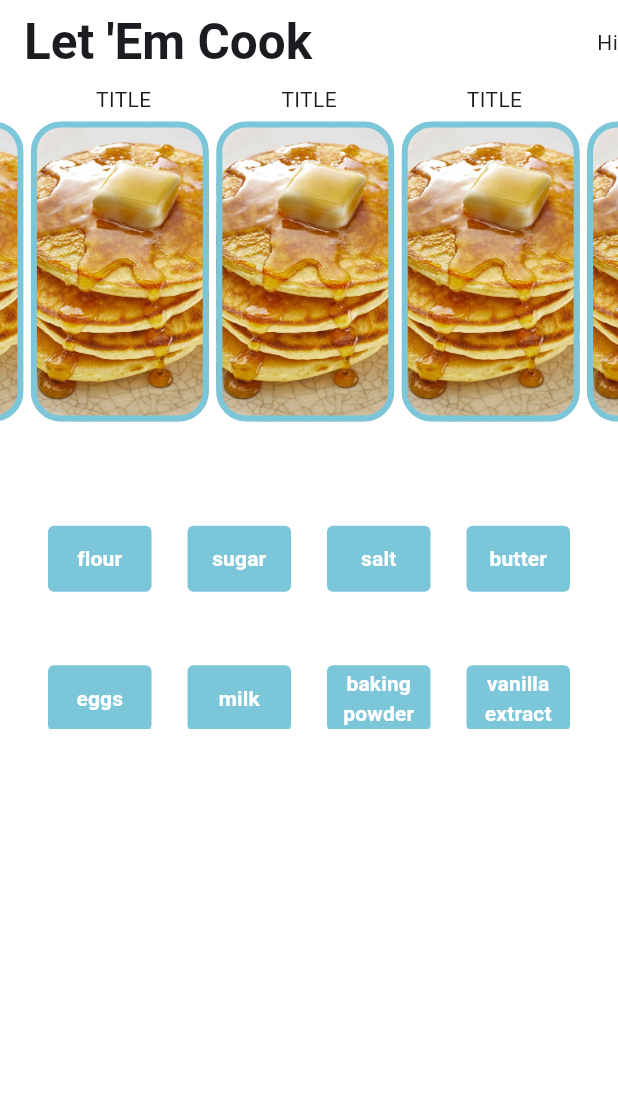
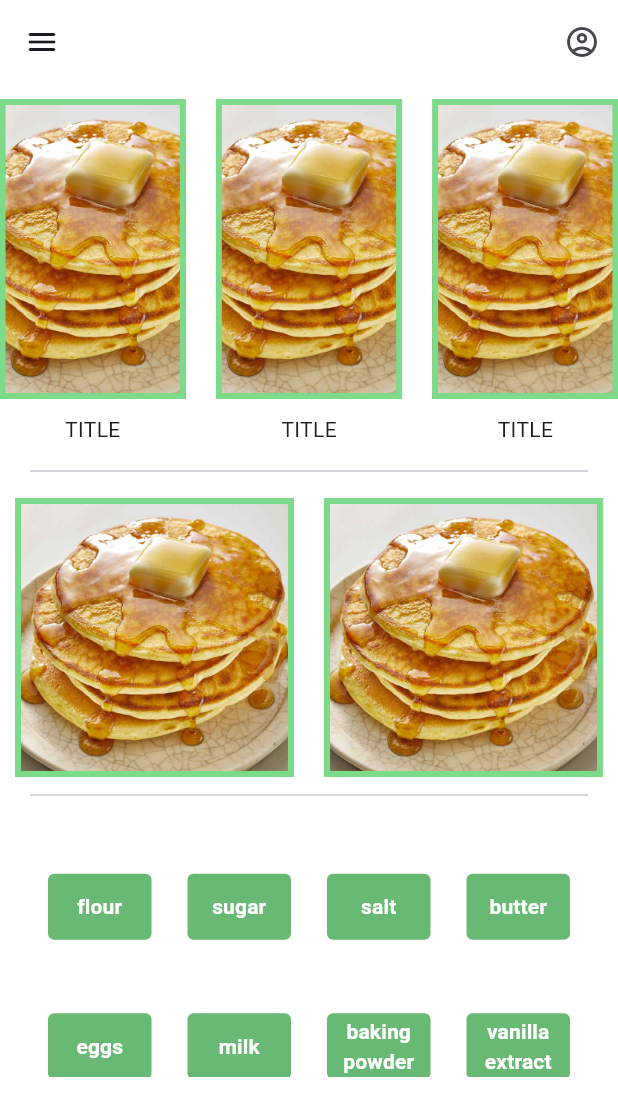
Before and after one commit to abrichards10/LetEmCook, a Flutter app: the screen it shows after launch, on a phone screen of 412 x 824 dp. Shown: the top 1116 px of the screen. Run offline on Flutter 3.47's test engine with Material 3 defaults, Android fonts, the phone set to English and light mode, and no system bars; drawn by our look-alikes of carousel_slider; our stand-ins replace google_fonts, multi_select_flutter.

Commit message:
added more layout

```diff
--- a/lib/home.dart
+++ b/lib/home.dart
@@ -92,40 +92,64 @@ class _MyHomePageState extends State<MyHomePage> {
     return Scaffold(
       backgroundColor: Color.fromARGB(255, 255, 255, 255),
       appBar: AppBar(
-        actions: [Text("Hi")],
+        actions: [
+          IconButton(
+            icon: Icon(
+              Icons.account_circle_outlined,
+            ),
+            onPressed: () {},
+          )
+        ],
+        leading: IconButton(
+          icon: Icon(
+            Icons.menu_rounded,
+          ),
+          onPressed: () {},
+        ),
         backgroundColor: Color.fromARGB(255, 255, 255, 255),
-        title: Text(
-          "Let 'Em Cook",
-          style: TextStyle(
-            fontFamily: GoogleFonts.adventPro().fontFamily,
-            fontWeight: FontWeight.bold,
-            fontSize: width * .08,
-          ),
-        ),
+        // title: Text(
+        //   "Let 'Em Cook",
+        //   style: TextStyle(
+        //     fontFamily: GoogleFonts.adventPro().fontFamily,
+        //     fontWeight: FontWeight.bold,
+        //     fontSize: width * .08,
+        //   ),
+        // ),
       ),
       body: SingleChildScrollView(
         child: Column(
-          children: [_savedRecipesList(), _ingredientsList()],
+          children: [
+            _savedRecipesList(),
+            Divider(
+              indent: 20,
+              endIndent: 20,
+            ),
+            _searchedRecipesResults(),
+            Divider(
+              indent: 20,
+              endIndent: 20,
+            ),
+            _ingredientsList(),
+          ],
         ),
       ),
     );
   }
 
-  _savedRecipesList() {
+  CarouselSlider _savedRecipesList() {
     return CarouselSlider(
       options: CarouselOptions(
         height: 250.0,
         aspectRatio: 16 / 9,
-        viewportFraction: 0.3,
+        viewportFraction: 0.35,
       ),
       items: savedRecipes.map((i) {
         return Builder(
           builder: (BuildContext context) {
             return Column(
               children: [
-                Text("TITLE"),
                 Container(
-                  margin: EdgeInsets.fromLTRB(0, 5, 5, 5),
+                  margin: EdgeInsets.all(10),
                   width: 200.0,
                   height: 200.0,
                   decoration: BoxDecoration(
@@ -133,13 +157,14 @@ class _MyHomePageState extends State<MyHomePage> {
                       image: AssetImage('assets/image1.jpg'),
                       fit: BoxFit.cover,
                     ),
-                    borderRadius: BorderRadius.all(Radius.circular(20.0)),
+                    // borderRadius: BorderRadius.all(Radius.circular(20.0)),
                     border: Border.all(
-                      color: Color.fromARGB(255, 124, 198, 218),
+                      color: Color.fromARGB(255, 124, 218, 137),
                       width: 4.0,
                     ),
                   ),
                 ),
+                Text("TITLE"),
               ],
             );
           },
@@ -148,7 +173,37 @@ class _MyHomePageState extends State<MyHomePage> {
     );
   }
 
-  _ingredientsList() {
+  _searchedRecipesResults() {
+    return SizedBox(
+      height: 200,
+      child: GridView.builder(
+          itemCount: 100,
+          gridDelegate: SliverGridDelegateWithFixedCrossAxisCount(
+            crossAxisCount: 2,
+            childAspectRatio: 1,
+          ),
+          itemBuilder: (BuildContext context, int index) {
+            return Container(
+              margin: EdgeInsets.all(10),
+              width: 200.0,
+              height: 200.0,
+              decoration: BoxDecoration(
+                image: DecorationImage(
+                  image: AssetImage('assets/image1.jpg'),
+                  fit: BoxFit.cover,
+                ),
+                // borderRadius: BorderRadius.all(Radius.circular(20.0)),
+                border: Border.all(
+                  color: Color.fromARGB(255, 124, 218, 137),
+                  width: 4.0,
+                ),
+              ),
+            );
+          }),
+    );
+  }
+
+  SizedBox _ingredientsList() {
     return SizedBox(
       height: 200,
       child: Container(
@@ -166,7 +221,7 @@ class _MyHomePageState extends State<MyHomePage> {
                 height: 44,
                 decoration: BoxDecoration(
                   borderRadius: BorderRadius.all(Radius.circular(4)),
-                  color: Color.fromARGB(255, 124, 198, 218),
+                  color: Color.fromARGB(255, 104, 185, 115),
                 ),
                 child: Text(
                   textAlign: TextAlign.center,
```
